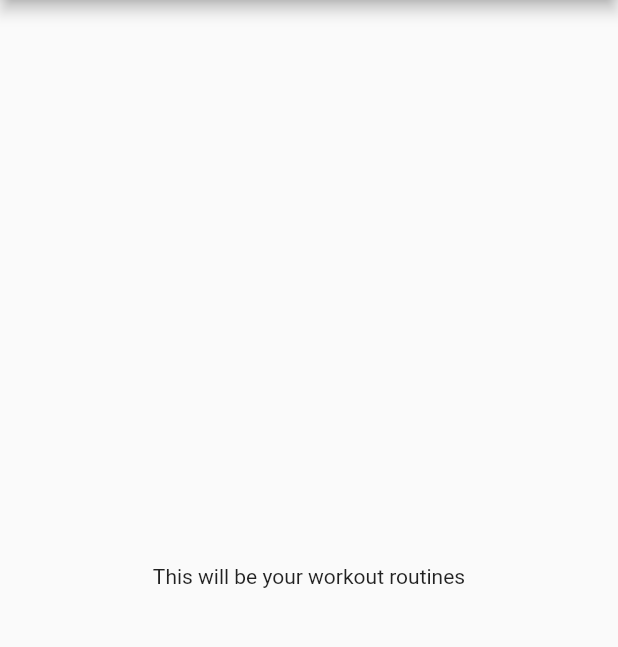
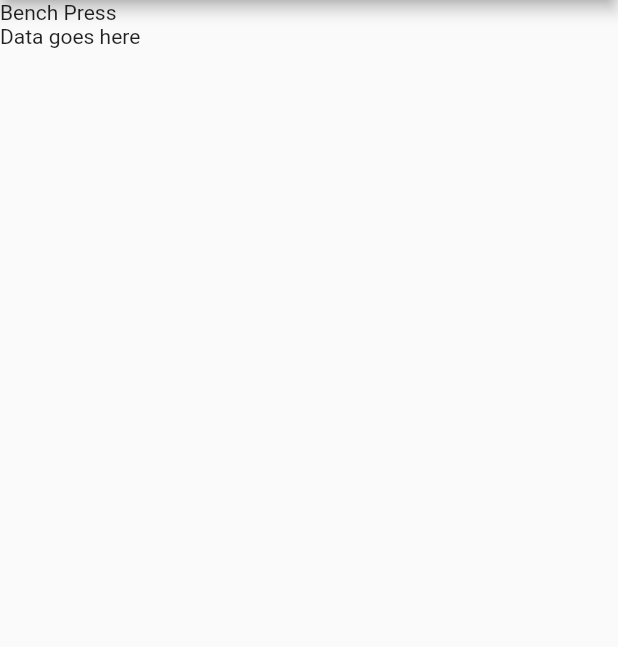
Before and after one commit to scottwinter/gym_buddy_tracker, a Flutter app: the screen it shows after launch, on a phone screen of 412 x 824 dp, the part 84-731 px from its top. Run offline on Flutter 3.47's test engine with Material 2 defaults, Android fonts, the phone set to English and light mode, and no system bars.

Commit message:
set up app entry and main screen.  added first container to build the workout cards.

```diff
--- a/lib/main.dart
+++ b/lib/main.dart
@@ -1,4 +1,5 @@
 import 'package:flutter/material.dart';
+import 'package:gym_buddy_tracker/routes/todays_workout.dart';
 
 void main() => runApp(MainApp());
 
@@ -9,14 +10,7 @@ class MainApp extends StatelessWidget {
     return MaterialApp(
       title: "Gym Buddy",
       theme: ThemeData.light(),
-      home: Scaffold(
-        appBar: AppBar(
-          title: Text('Gym Buddy'),
-        ),
-        body: Center(
-          child: Text('This will be your workout routines'),
-        ),
-      ),
+      home: MyApp()
     );
   }
 }
--- /dev/null
+++ b/lib/routes/todays_workout.dart
@@ -0,0 +1,34 @@
+import 'package:flutter/material.dart';
+
+class MyApp extends StatefulWidget {
+  @override
+  _MyAppState createState() => new _MyAppState();
+}
+
+class _MyAppState extends State<MyApp> {
+  @override
+  Widget build(BuildContext context) {
+    return Scaffold(
+      appBar: AppBar(
+        title: Text('Gym Buddy'),
+      ),
+      body: Container(
+        child: Column(
+          children: <Widget>[
+            Row(
+              children: <Widget>[
+                Text("Bench Press")
+
+            ]
+            ),
+            Row(
+              children: <Widget>[
+                Text("Data goes here")
+              ],
+            )
+          ],
+        ),
+      ),
+    );
+  }
+}
```
Also changed, not shown: 2 other files.
